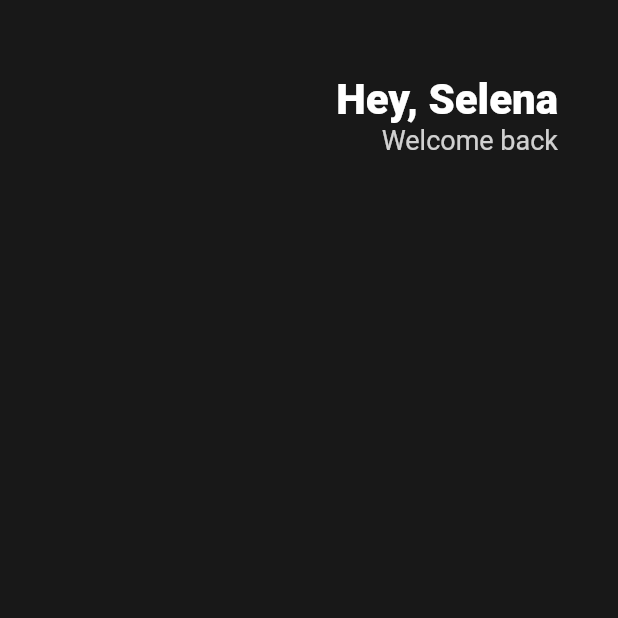
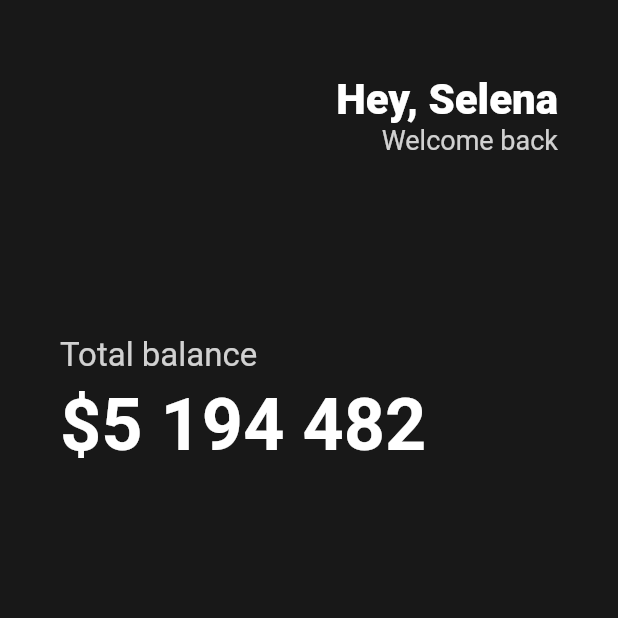
Before and after one commit to ryugibo/nomadcoders-flutter-for-beginners, a Flutter app: the screen it shows after launch, on a phone screen of 412 x 824 dp, the top half of it. Run offline on Flutter 3.47's test engine with Material 2 defaults, Android fonts, the phone set to English and light mode, and no system bars.

Commit message:
:memo: #3.2 Buttons Section - 1
- Total Balance

```diff
--- a/toonflix/lib/main.dart
+++ b/toonflix/lib/main.dart
@@ -15,6 +15,7 @@ class App extends StatelessWidget {
             horizontal: 40,
           ),
           child: Column(
+            crossAxisAlignment: CrossAxisAlignment.start,
             children: [
               SizedBox(
                 height: 50,
@@ -43,6 +44,27 @@ class App extends StatelessWidget {
                     ],
                   ),
                 ],
+              ),
+              SizedBox(
+                height: 120,
+              ),
+              Text(
+                "Total balance",
+                style: TextStyle(
+                  fontSize: 22,
+                  color: Colors.white.withOpacity(0.8),
+                ),
+              ),
+              SizedBox(
+                height: 5,
+              ),
+              Text(
+                "\$5 194 482",
+                style: TextStyle(
+                  fontSize: 48,
+                  fontWeight: FontWeight.w600,
+                  color: Colors.white,
+                ),
               )
             ],
           ),
```
